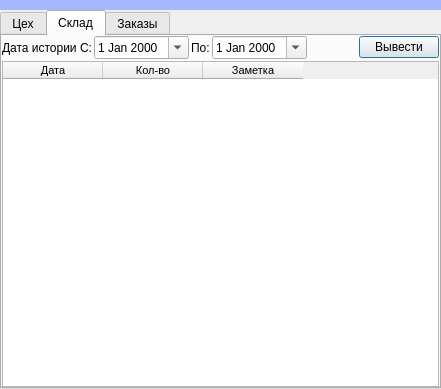
Meller008/CRM-Avi, file ui/warehouse_product_info.ui: the form before one commit.
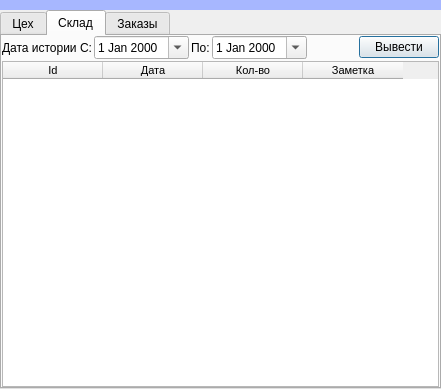
The form after the commit. The open tabs and pages were chosen to show the change.

```diff
--- a/ui/warehouse_product_info.ui
+++ b/ui/warehouse_product_info.ui
@@ -205,6 +205,11 @@
          <attribute name="verticalHeaderMinimumSectionSize">
           <number>18</number>
          </attribute>
+         <column>
+          <property name="text">
+           <string>Id</string>
+          </property>
+         </column>
          <column>
           <property name="text">
            <string>Дата</string>
```
